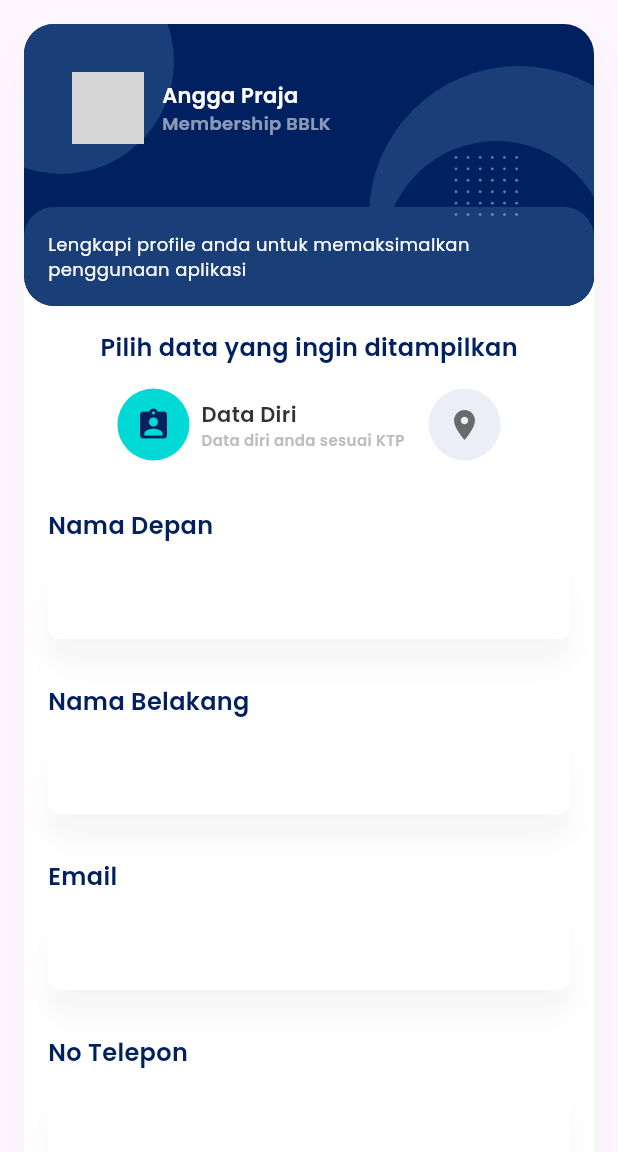
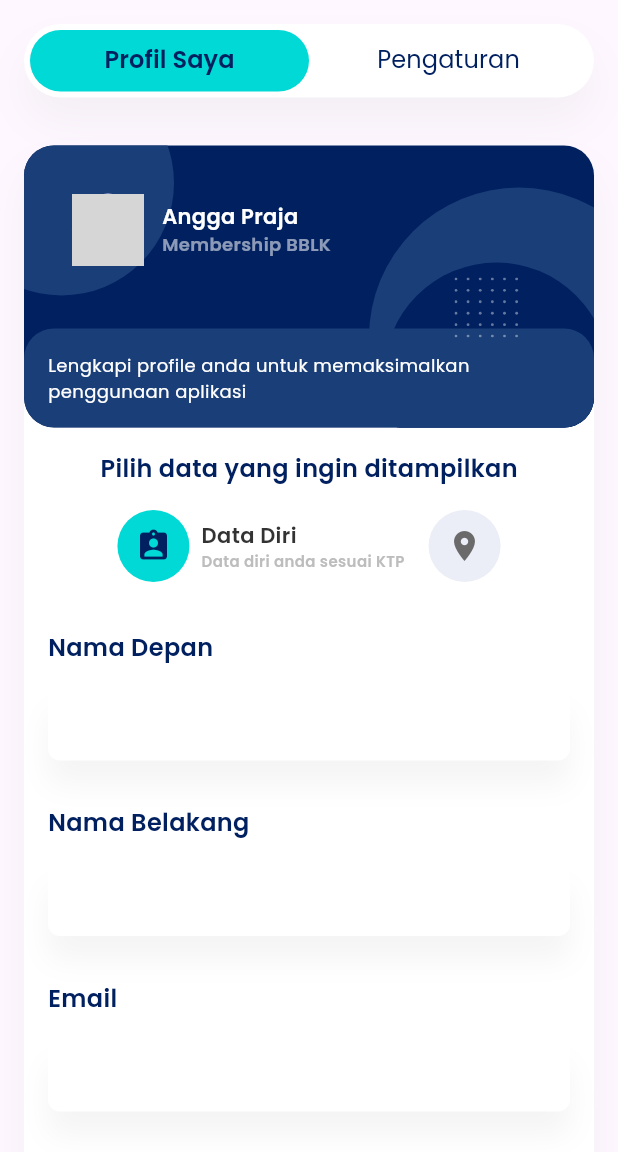
Before and after one commit to hamcuks/vascomm-test, a Flutter app: the ProfileView screen opened directly, on a phone screen of 412 x 824 dp, the part 84-1236 px from its top. Run offline on Flutter 3.47's test engine with Material 3 defaults, Android fonts, the phone set to English and light mode, and no system bars; our stand-ins replace auto_size_text, bloc, dio, equatable, flutter_bloc, flutter_easyloading and 3 more; network calls fail; grey boxes are pictures that could not be loaded.

Commit message:
feat(app): create custom tab bar

```diff
--- a/lib/features/profile/presentation/views/profile_view.dart
+++ b/lib/features/profile/presentation/views/profile_view.dart
@@ -4,12 +4,26 @@ import 'package:google_fonts/google_fonts.dart';
 import 'package:vascomm_test/shared/presentation/widgets/app_button.dart';
 import 'package:vascomm_test/shared/presentation/widgets/app_drawer.dart';
 import 'package:vascomm_test/shared/presentation/widgets/app_input_form.dart';
+import 'package:vascomm_test/shared/presentation/widgets/custom_tab_bar.dart';
 import 'package:vascomm_test/shared/presentation/widgets/notification_banner.dart';
 
-class ProfileView extends StatelessWidget {
-  ProfileView({super.key});
+class ProfileView extends StatefulWidget {
+  const ProfileView({super.key});
 
+  @override
+  State<ProfileView> createState() => _ProfileViewState();
+}
+
+class _ProfileViewState extends State<ProfileView>
+    with TickerProviderStateMixin {
   final GlobalKey<ScaffoldState> _key = GlobalKey();
+  late final TabController _controller;
+
+  @override
+  void initState() {
+    _controller = TabController(length: 2, vsync: this);
+    super.initState();
+  }
 
   @override
   Widget build(BuildContext context) {
@@ -38,8 +52,26 @@ class ProfileView extends StatelessWidget {
           ],
         ),
         endDrawer: const AppDrawer(),
-        body: SingleChildScrollView(
-          child: Column(
+        body: Column(
+          children: [
+            Padding(
+              padding: const EdgeInsets.all(16),
+              child: CustomTabBar(
+                controller: _controller,
+                tabs: const [
+                  Padding(
+                    padding: EdgeInsets.all(8.0),
+                    child: Text('Profil Saya'),
+                  ),
+                  Padding(
+                    padding: EdgeInsets.all(8.0),
+                    child: Text('Pengaturan'),
+                  ),
+                ],
+              ),
+            ),
+            Expanded(
+              child: ListView(
                 children: [
                   Padding(
                     padding: const EdgeInsets.all(16),
@@ -87,7 +119,8 @@ class ProfileView extends StatelessWidget {
                                   ),
                                   const SizedBox(width: 8),
                                   Column(
-                                crossAxisAlignment: CrossAxisAlignment.start,
+                                    crossAxisAlignment:
+                                        CrossAxisAlignment.start,
                                     children: [
                                       Text(
                                         'Data Diri',
@@ -185,6 +218,8 @@ class ProfileView extends StatelessWidget {
                   const NotificationBanner(),
                 ],
               ),
+            ),
+          ],
         ),
       ),
     );
--- /dev/null
+++ b/lib/shared/presentation/widgets/custom_tab_bar.dart
@@ -0,0 +1,51 @@
+import 'package:flutter/material.dart';
+import 'package:google_fonts/google_fonts.dart';
+
+class CustomTabBar extends StatelessWidget {
+  const CustomTabBar({
+    super.key,
+    required TabController controller,
+    required this.tabs,
+  }) : _controller = controller;
+
+  final TabController _controller;
+  final List<Widget> tabs;
+
+  @override
+  Widget build(BuildContext context) {
+    return Container(
+      padding: const EdgeInsets.all(4),
+      decoration: BoxDecoration(
+        color: Colors.white,
+        borderRadius: BorderRadius.circular(200),
+        boxShadow: [
+          BoxShadow(
+            offset: const Offset(0, 16),
+            color: const Color(0xFFBEBEBE).withOpacity(0.16),
+            blurRadius: 24,
+          )
+        ],
+      ),
+      child: TabBar(
+        indicatorSize: TabBarIndicatorSize.tab,
+        indicator: BoxDecoration(
+          color: const Color(0xFF00D9D5),
+          borderRadius: BorderRadius.circular(200),
+        ),
+        controller: _controller,
+        labelStyle: GoogleFonts.poppins(
+          fontSize: 16,
+          fontWeight: FontWeight.w600,
+          color: const Color(0xFF002060),
+        ),
+        unselectedLabelStyle: GoogleFonts.poppins(
+          fontSize: 16,
+          fontWeight: FontWeight.w400,
+          color: const Color(0xFF002060),
+        ),
+        dividerColor: Colors.transparent,
+        tabs: tabs,
+      ),
+    );
+  }
+}
```
Lines whose indentation alone changed are shown as unchanged.
